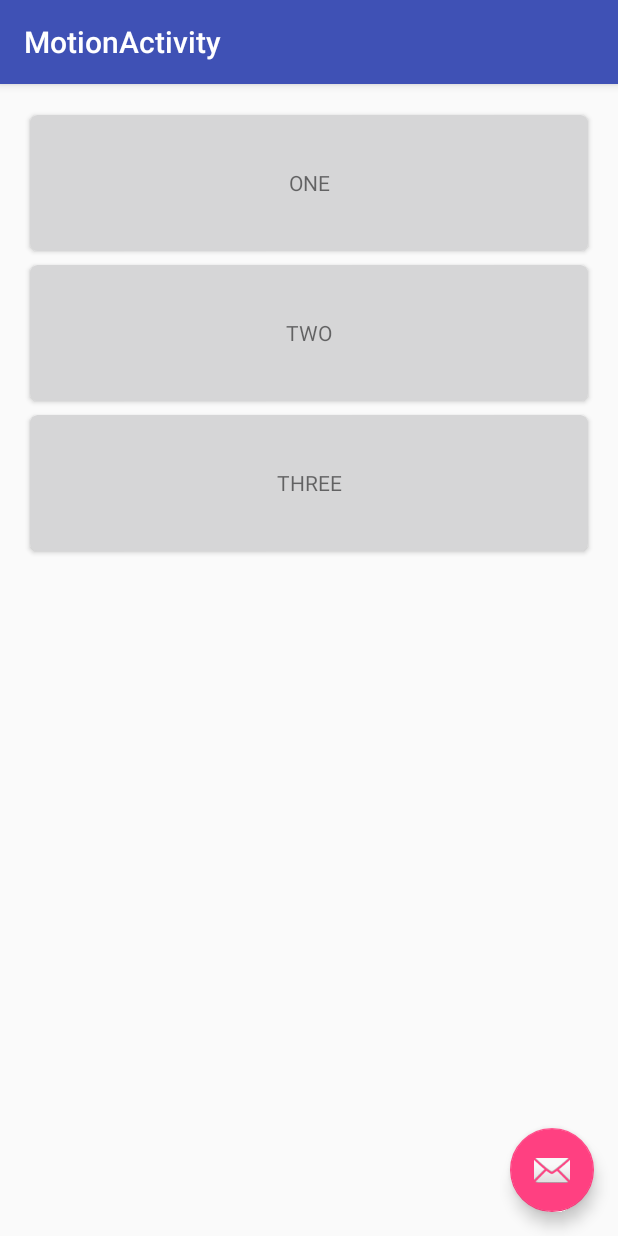
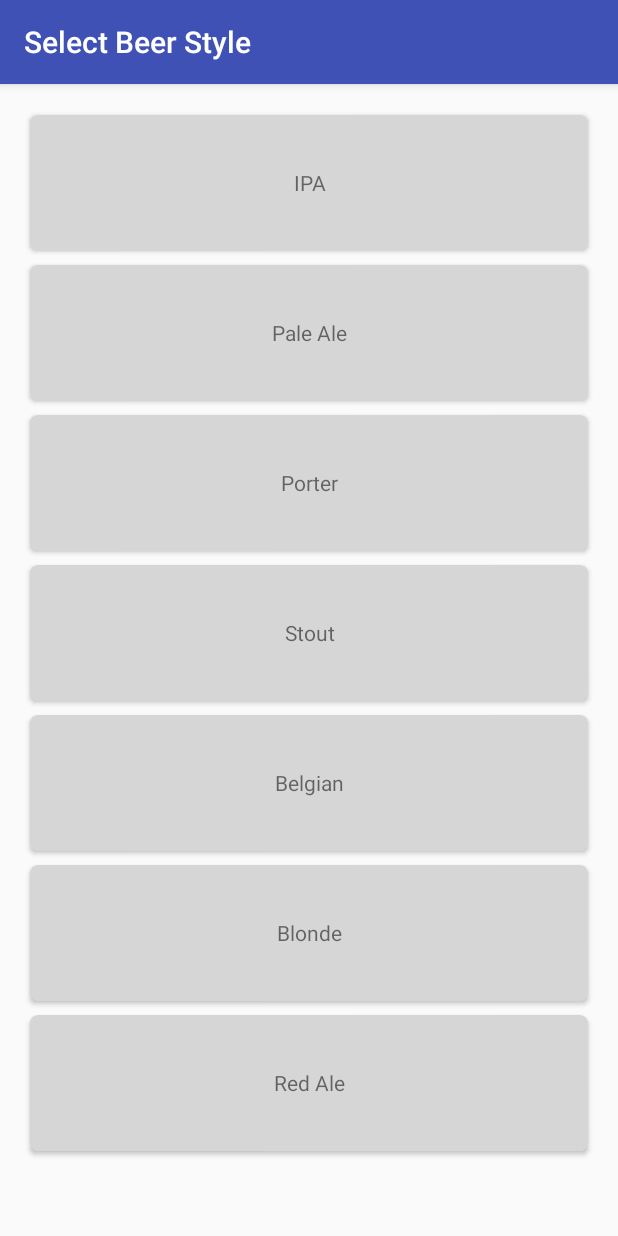
Before and after one commit to shaberd/MaterialOne, an Android app: the MotionActivity screen opened directly, with no data from a screen before it, on a phone screen of 412 x 824 dp. Run offline under Robolectric (Android 15) with nearby library versions, the light colour scheme and no system bars; our stand-ins replace ButterKnife.

Commit message:
adding click motion stuff and other hookup

```diff
--- a/MaterialOne/mobile/build.gradle
+++ b/MaterialOne/mobile/build.gradle
@@ -6,7 +6,7 @@ android {
 
     defaultConfig {
         applicationId "com.hp.design.materil.materialone"
-        minSdkVersion 19
+        minSdkVersion 21
         targetSdkVersion 23
         versionCode 1
         versionName "1.0"
--- a/MaterialOne/mobile/src/main/AndroidManifest.xml
+++ b/MaterialOne/mobile/src/main/AndroidManifest.xml
@@ -26,8 +26,8 @@
         </activity>
         <activity
             android:name=".ui.MotionActivity"
-            android:label="@string/title_activity_motion"
-            android:theme="@style/AppTheme.NoActionBar"></activity>
+            android:label="Select Beer Style"
+            android:theme="@style/AppTheme.NoActionBar"/>
     </application>
 
 </manifest>
--- a/MaterialOne/mobile/src/main/java/com/hp/design/material/materialone/ui/MotionActivity.java
+++ b/MaterialOne/mobile/src/main/java/com/hp/design/material/materialone/ui/MotionActivity.java
@@ -21,14 +21,14 @@ public class MotionActivity extends AppCompatActivity {
         Toolbar toolbar = (Toolbar) findViewById(R.id.toolbar);
         setSupportActionBar(toolbar);
 
-        FloatingActionButton fab = (FloatingActionButton) findViewById(R.id.fab);
+        /*FloatingActionButton fab = (FloatingActionButton) findViewById(R.id.fab);
         fab.setOnClickListener(new View.OnClickListener() {
             @Override
             public void onClick(View view) {
                 Snackbar.make(view, "Replace with your own action", Snackbar.LENGTH_LONG)
                         .setAction("Action", null).show();
             }
-        });
+        });*/
 
 
     }
--- a/MaterialOne/mobile/src/main/java/com/hp/design/material/materialone/ui/MotionActivityFragment.java
+++ b/MaterialOne/mobile/src/main/java/com/hp/design/material/materialone/ui/MotionActivityFragment.java
@@ -5,9 +5,11 @@ import android.os.Bundle;
 import android.support.v7.widget.CardView;
 import android.support.v7.widget.LinearLayoutManager;
 import android.support.v7.widget.RecyclerView;
+import android.util.Log;
 import android.view.LayoutInflater;
 import android.view.View;
 import android.view.ViewGroup;
+import android.widget.LinearLayout;
 import android.widget.TextView;
 
 import com.hp.design.material.materialone.R;
@@ -47,9 +49,13 @@ public class MotionActivityFragment extends Fragment {
 
     private List<String> initData(){
         List<String> data = new ArrayList<>();
-        data.add("ONE");
-        data.add("TWO");
-        data.add("THREE");
+        data.add("IPA");
+        data.add("Pale Ale");
+        data.add("Porter");
+        data.add("Stout");
+        data.add("Belgian");
+        data.add("Blonde");
+        data.add("Red Ale");
         return data;
     }
 
@@ -62,13 +68,13 @@ public class MotionActivityFragment extends Fragment {
 
         @Override
         public TheAdapter.ViewHolder onCreateViewHolder(ViewGroup parent, int viewType) {
-            CardView v = (CardView)LayoutInflater.from(parent.getContext()).inflate(R.layout.card_view_motion, parent, false);
+            View v = LayoutInflater.from(parent.getContext()).inflate(R.layout.card_view_motion, parent, false);
             TheAdapter.ViewHolder viewHolder = new TheAdapter.ViewHolder(v);
             return viewHolder;
         }
 
         @Override
-        public void onBindViewHolder(ViewHolder holder, int position) {
+        public void onBindViewHolder(final ViewHolder holder, int position) {
             holder.mTextView.setText(mData.get(position));
         }
 
@@ -79,8 +85,25 @@ public class MotionActivityFragment extends Fragment {
 
         public class ViewHolder extends RecyclerView.ViewHolder{
             public TextView mTextView;
-            public ViewHolder(CardView v){
+            public CardView mCardView;
+            private LinearLayout mClickTarget;
+            public ViewHolder(View v){
                 super(v);
+                mCardView = (CardView) v.findViewById(R.id.card_view);
+                mClickTarget = (LinearLayout)v.findViewById(R.id.click_target);
+                mClickTarget.setOnClickListener(new View.OnClickListener() {
+                    @Override
+                    public void onClick(View v) {
+                        mCardView.setCardElevation(mCardView.getCardElevation()+5);
+                    }
+                });
+                mClickTarget.setOnLongClickListener(new View.OnLongClickListener() {
+                    @Override
+                    public boolean onLongClick(View v) {
+                        mCardView.setCardElevation(0);
+                        return true;
+                    }
+                });
                 mTextView = (TextView) v.findViewById(R.id.text_view_motion_card);
             }
         }
--- a/MaterialOne/mobile/src/main/res/layout/activity_motion.xml
+++ b/MaterialOne/mobile/src/main/res/layout/activity_motion.xml
@@ -23,12 +23,12 @@
 
     <include layout="@layout/content_motion" />
 
-    <android.support.design.widget.FloatingActionButton
+    <!--<android.support.design.widget.FloatingActionButton
         android:id="@+id/fab"
         android:layout_width="wrap_content"
         android:layout_height="wrap_content"
         android:layout_gravity="bottom|end"
         android:layout_margin="@dimen/fab_margin"
-        android:src="@android:drawable/ic_dialog_email" />
+        android:src="@android:drawable/ic_dialog_email" />-->
 
 </android.support.design.widget.CoordinatorLayout>
--- a/MaterialOne/mobile/src/main/res/layout/card_view_motion.xml
+++ b/MaterialOne/mobile/src/main/res/layout/card_view_motion.xml
@@ -3,21 +3,21 @@
     xmlns:app="http://schemas.android.com/apk/res-auto"
     xmlns:card_view="http://schemas.android.com/apk/res-auto"
     xmlns:tools="http://schemas.android.com/tools"
+    android:id="@+id/card_view"
     android:layout_width="match_parent"
     android:layout_height="100dp"
     android:layout_gravity="center"
-    android:background="?android:attr/selectableItemBackground"
-    android:clickable="true"
     app:cardUseCompatPadding="true"
     card_view:cardBackgroundColor="@color/wallet_highlighted_text_holo_light"
     card_view:cardCornerRadius="5dp">
 
     <LinearLayout
+        android:id="@+id/click_target"
         android:layout_width="match_parent"
         android:layout_height="match_parent"
-        android:layout_gravity="center"
         android:background="?android:attr/selectableItemBackground"
         android:clickable="true"
+        android:layout_gravity="center"
         android:orientation="vertical">
 
         <TextView
--- a/MaterialOne/mobile/src/main/res/menu/menu_scrolling.xml
+++ b/MaterialOne/mobile/src/main/res/menu/menu_scrolling.xml
@@ -3,5 +3,5 @@
     xmlns:tools="http://schemas.android.com/tools"
     tools:context=".ui.BeersActivity">
     <item android:id="@+id/action_settings" android:orderInCategory="100"
-        android:title="@string/action_settings" app:showAsAction="never" />
+        android:title="Add Beer" app:showAsAction="never" />
 </menu>
```
